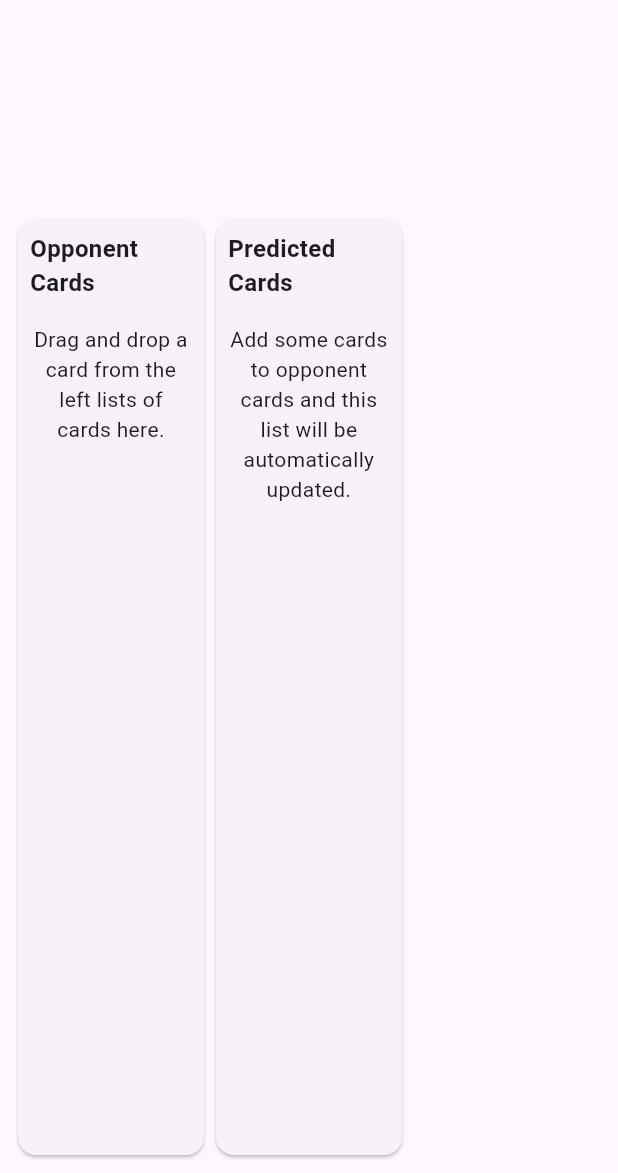
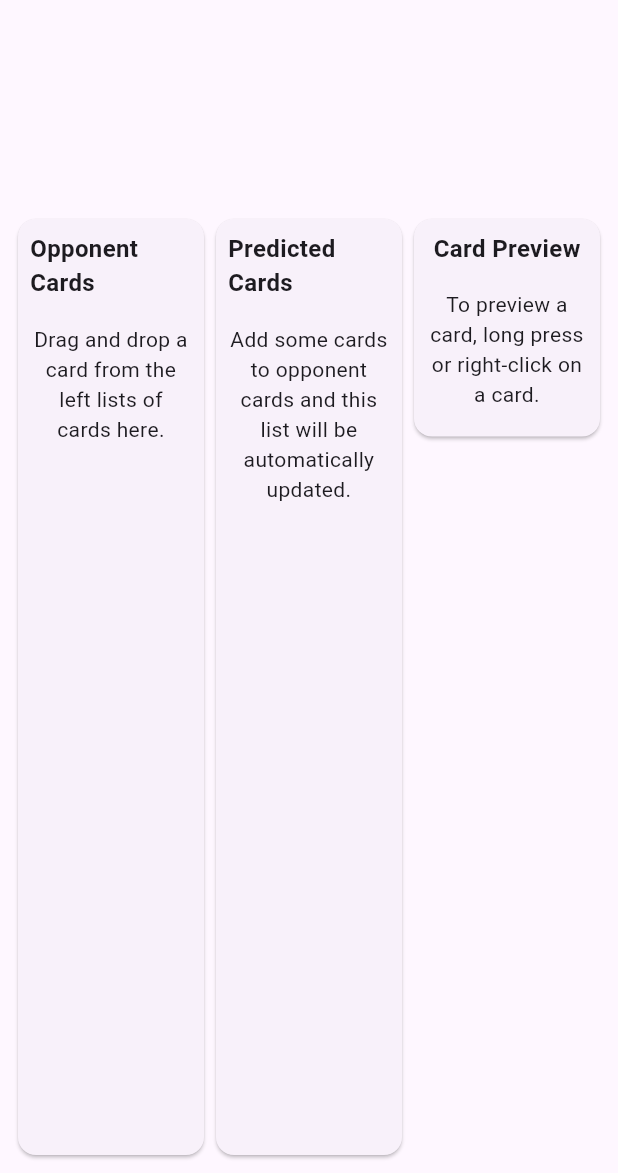
Before and after one commit to Almis90/lortools, a Flutter app: the DecksPage screen opened by its route, on a phone screen of 412 x 824 dp, the part 63-1236 px from its top. Run offline on Flutter 3.47's test engine with Material 3 defaults, Android fonts, the phone set to English and light mode, and no system bars; our stand-ins replace auto_route, cached_network_image, dio, firebase_core, flutter_bloc, font_awesome_flutter and 5 more; missing offline and left inert: base32, darq, tutorial_coach_mark; accounts and stored records are empty; generated files the repository leaves out were written again; network calls fail.

Commit message:
Added preview card

```diff
--- /dev/null
+++ b/lib/bloc/preview_card_bloc.dart
@@ -0,0 +1,29 @@
+import 'dart:async';
+
+import 'package:flutter/material.dart';
+import 'package:flutter_bloc/flutter_bloc.dart';
+import 'package:lortools/models/lor_card.dart';
+
+part 'preview_card_event.dart';
+part 'preview_card_state.dart';
+
+class PreviewCardBloc extends Bloc<PreviewCardEvent, PreviewCardState> {
+  PreviewCardBloc() : super(PreviewCardInitialState()) {
+    on<PreviewCardSelectEvent>(_onPreviewCardSelect);
+    on<PreviewCardClearEvent>(_onPreviewCardClear);
+  }
+
+  FutureOr<void> _onPreviewCardSelect(
+    PreviewCardSelectEvent event,
+    Emitter<PreviewCardState> emit,
+  ) {
+    emit(PreviewCardSelectedState(card: event.card));
+  }
+
+  FutureOr<void> _onPreviewCardClear(
+    PreviewCardClearEvent event,
+    Emitter<PreviewCardState> emit,
+  ) {
+    emit(PreviewCardInitialState());
+  }
+}
--- /dev/null
+++ b/lib/bloc/preview_card_event.dart
@@ -0,0 +1,12 @@
+part of 'preview_card_bloc.dart';
+
+@immutable
+sealed class PreviewCardEvent {}
+
+class PreviewCardSelectEvent extends PreviewCardEvent {
+  final LorCard card;
+
+  PreviewCardSelectEvent({required this.card});
+}
+
+class PreviewCardClearEvent extends PreviewCardEvent {}
--- /dev/null
+++ b/lib/bloc/preview_card_state.dart
@@ -0,0 +1,12 @@
+part of 'preview_card_bloc.dart';
+
+@immutable
+sealed class PreviewCardState {}
+
+final class PreviewCardInitialState extends PreviewCardState {}
+
+final class PreviewCardSelectedState extends PreviewCardState {
+  LorCard card;
+
+  PreviewCardSelectedState({required this.card});
+}
--- a/lib/main.dart
+++ b/lib/main.dart
@@ -7,6 +7,7 @@ import 'package:lortools/bloc/assets_bloc.dart';
 import 'package:lortools/bloc/decks_bloc.dart';
 import 'package:lortools/bloc/opponent_cards_bloc.dart';
 import 'package:lortools/bloc/predicted_cards_bloc.dart';
+import 'package:lortools/bloc/preview_card_bloc.dart';
 import 'package:lortools/bloc/search_cards_bloc.dart';
 import 'package:lortools/bloc/cards_bloc.dart';
 import 'package:lortools/bloc/settings_bloc.dart';
@@ -73,6 +74,9 @@ class MyApp extends StatelessWidget {
           BlocProvider<SearchCardsBloc>(
             create: (context) => SearchCardsBloc(),
           ),
+          BlocProvider<PreviewCardBloc>(
+            create: (context) => PreviewCardBloc(),
+          ),
           BlocProvider<SettingsBloc>(
             create: (context) => SettingsBloc(
               settingsRepository:
--- a/lib/pages/decks_page.dart
+++ b/lib/pages/decks_page.dart
@@ -1,10 +1,13 @@
 import 'package:auto_route/auto_route.dart';
+import 'package:cached_network_image/cached_network_image.dart';
 import 'package:darq/darq.dart';
+import 'package:flutter/foundation.dart';
 import 'package:flutter/material.dart';
 import 'package:flutter_bloc/flutter_bloc.dart';
 import 'package:lortools/bloc/decks_bloc.dart';
 import 'package:lortools/bloc/opponent_cards_bloc.dart';
 import 'package:lortools/bloc/predicted_cards_bloc.dart';
+import 'package:lortools/bloc/preview_card_bloc.dart';
 import 'package:lortools/bloc/search_cards_bloc.dart';
 import 'package:lortools/bloc/cards_bloc.dart';
 import 'package:lortools/helpers/card_helper.dart';
@@ -87,7 +90,7 @@ class _DecksPageState extends State<DecksPage> {
                   _buildCards(),
                   _buildOpponentCardsCard(),
                   _buildPredictedCardsCard(),
-                  const Spacer(),
+                  _buildCardPreview(),
                 ],
               ),
             ),
@@ -192,7 +195,11 @@ class _DecksPageState extends State<DecksPage> {
           child: CardWidget(lorCard: card, showCount: showCount),
         ),
       ),
+      child: GestureDetector(
+        onLongPress: () => _previewCard(card),
+        onSecondaryTap: () => _previewCard(card),
         child: CardWidget(lorCard: card, showCount: showCount),
+      ),
     );
   }
 
@@ -347,16 +354,24 @@ class _DecksPageState extends State<DecksPage> {
     );
   }
 
-  ListView _buildPredictedCards(PredictedCardsUpdated state) {
-    return ListView.builder(
+  Widget _buildPredictedCards(PredictedCardsUpdated state) {
+    return Expanded(
+      child: ListView.builder(
         itemCount: state.cards.length,
         itemBuilder: (context, index) {
           return LayoutBuilder(
             builder: (context, constraints) {
-            return CardPredictionWidget(lorCard: state.cards[index]);
+              var predictedCard = state.cards[index];
+
+              return GestureDetector(
+                onLongPress: () => _previewCard(predictedCard.card),
+                onDoubleTap: () => _previewCard(predictedCard.card),
+                child: CardPredictionWidget(lorCard: predictedCard),
+              );
             },
           );
         },
+      ),
     );
   }
 
@@ -570,4 +585,79 @@ class _DecksPageState extends State<DecksPage> {
   ValueItem<String> _regionToValueItem(String region) {
     return ValueItem(label: region, value: region);
   }
+
+  Widget _buildCardPreview() {
+    return Expanded(
+      child: Card(
+        child: SingleChildScrollView(
+          child: Column(
+            children: [
+              _cardsTitle('Card Preview'),
+              Padding(
+                padding: const EdgeInsets.fromLTRB(0, 0, 0, 10),
+                child: BlocBuilder<PreviewCardBloc, PreviewCardState>(
+                  builder: (context, state) {
+                    if (state is PreviewCardSelectedState) {
+                      return Padding(
+                        padding: const EdgeInsets.fromLTRB(20, 0, 20, 0),
+                        child: _buildCardPreviewImage(
+                          card: state.card,
+                        ),
+                      );
+                    } else {
+                      return _buildEmptyPreviewCard();
                     }
+                  },
+                ),
+              ),
+            ],
+          ),
+        ),
+      ),
+    );
+  }
+
+  Padding _buildEmptyPreviewCard() {
+    return const Padding(
+      padding: EdgeInsets.all(8.0),
+      child: Text(
+        'To preview a card, long press or right-click on a card.',
+        textAlign: TextAlign.center,
+        style: TextStyle(
+          fontSize: 14,
+        ),
+      ),
+    );
+  }
+
+  Widget _buildCardPreviewImage({required LorCard card}) {
+    const Widget placeholder = CircularProgressIndicator();
+    const Widget errorWidget = Icon(Icons.error);
+
+    if (kIsWeb) {
+      return Image.network(
+        CardHelper.getImageUrlFromCodeAndSet(
+          code: card.cardCode,
+          set: card.deckSet,
+          full: false,
+        ),
+        loadingBuilder: (context, child, loadingProgress) => placeholder,
+        errorBuilder: (context, error, stackTrace) => errorWidget,
+      );
+    }
+
+    return CachedNetworkImage(
+      placeholder: (context, url) => placeholder,
+      errorWidget: (context, url, error) => errorWidget,
+      imageUrl: CardHelper.getImageUrlFromCodeAndSet(
+        code: card.cardCode,
+        set: card.deckSet,
+        full: false,
+      ),
+    );
+  }
+
+  _previewCard(LorCard card) {
+    context.read<PreviewCardBloc>().add(PreviewCardSelectEvent(card: card));
+  }
+}
```
Also changed, not shown: lib/widgets/card_prediction_widget.dart (+21 -13 lines), lib/widgets/card_widget.dart (+21 -13 lines), lib/widgets/deck_app_bar.dart (+12 -6 lines), lib/widgets/deck_card_widget.dart (+15 -27 lines), lib/widgets/icon_text.dart (+16 -8 lines). Lines whose indentation alone changed are shown as unchanged.
